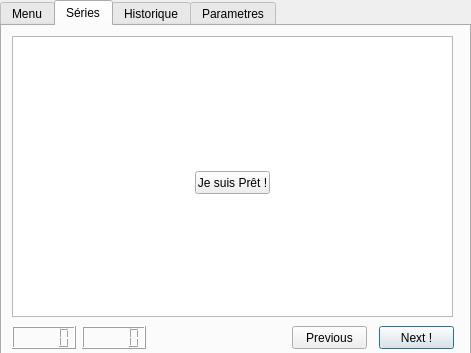
Old version of the form MainWindow.ui in the repository Tibo-Mouss/Sport_Coach.
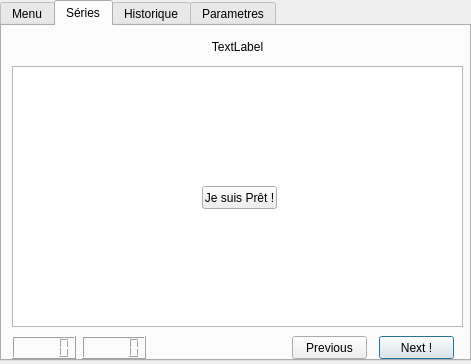
New version of the form. The open tabs and pages were chosen to show the change.

```diff
--- a/MainWindow.ui
+++ b/MainWindow.ui
@@ -7,7 +7,7 @@
     <x>0</x>
     <y>0</y>
     <width>471</width>
-    <height>353</height>
+    <height>364</height>
    </rect>
   </property>
   <property name="windowTitle">
@@ -64,26 +64,6 @@
     <attribute name="title">
      <string>Séries</string>
     </attribute>
-    <widget class="QTextBrowser" name="textDisplaySeries">
-     <property name="geometry">
-      <rect>
-       <x>10</x>
-       <y>10</y>
-       <width>441</width>
-       <height>281</height>
-      </rect>
-     </property>
-     <property name="autoFillBackground">
-      <bool>false</bool>
-     </property>
-     <property name="html">
-      <string>&lt;!DOCTYPE HTML PUBLIC &quot;-//W3C//DTD HTML 4.0//EN&quot; &quot;http://www.w3.org/TR/REC-html40/strict.dtd&quot;&gt;
-&lt;html&gt;&lt;head&gt;&lt;meta name=&quot;qrichtext&quot; content=&quot;1&quot; /&gt;&lt;style type=&quot;text/css&quot;&gt;
-p, li { white-space: pre-wrap; }
-&lt;/style&gt;&lt;/head&gt;&lt;body style=&quot; font-family:'MS Shell Dlg 2'; font-size:8.25pt; font-weight:400; font-style:normal;&quot;&gt;
-&lt;p style=&quot;-qt-paragraph-type:empty; margin-top:0px; margin-bottom:0px; margin-left:0px; margin-right:0px; -qt-block-indent:0; text-indent:0px; font-size:8pt;&quot;&gt;&lt;br /&gt;&lt;/p&gt;&lt;/body&gt;&lt;/html&gt;</string>
-     </property>
-    </widget>
     <widget class="QPushButton" name="B_NextSerie">
      <property name="enabled">
       <bool>true</bool>
@@ -91,7 +71,7 @@
      <property name="geometry">
       <rect>
        <x>377</x>
-       <y>300</y>
+       <y>310</y>
        <width>75</width>
        <height>23</height>
       </rect>
@@ -119,7 +99,7 @@
      <property name="geometry">
       <rect>
        <x>290</x>
-       <y>300</y>
+       <y>310</y>
        <width>75</width>
        <height>23</height>
       </rect>
@@ -132,7 +112,7 @@
      <property name="geometry">
       <rect>
        <x>10</x>
-       <y>300</y>
+       <y>310</y>
        <width>64</width>
        <height>23</height>
       </rect>
@@ -142,7 +122,7 @@
      <property name="geometry">
       <rect>
        <x>80</x>
-       <y>300</y>
+       <y>310</y>
        <width>64</width>
        <height>23</height>
       </rect>
@@ -151,8 +131,8 @@
     <widget class="QPushButton" name="B_SeriePret">
      <property name="geometry">
       <rect>
-       <x>193</x>
-       <y>145</y>
+       <x>200</x>
+       <y>160</y>
        <width>75</width>
        <height>23</height>
       </rect>
@@ -161,6 +141,63 @@
       <string>Je suis Prêt !</string>
      </property>
     </widget>
+    <widget class="QListWidget" name="textDisplaySeries">
+     <property name="geometry">
+      <rect>
+       <x>10</x>
+       <y>40</y>
+       <width>451</width>
+       <height>261</height>
+      </rect>
+     </property>
+     <property name="verticalScrollBarPolicy">
+      <enum>Qt::ScrollBarAlwaysOff</enum>
+     </property>
+     <property name="horizontalScrollBarPolicy">
+      <enum>Qt::ScrollBarAlwaysOff</enum>
+     </property>
+     <property name="autoScroll">
+      <bool>false</bool>
+     </property>
+     <property name="editTriggers">
+      <set>QAbstractItemView::NoEditTriggers</set>
+     </property>
+     <property name="defaultDropAction">
+      <enum>Qt::IgnoreAction</enum>
+     </property>
+     <property name="itemAlignment">
+      <set>Qt::AlignCenter</set>
+     </property>
+    </widget>
+    <widget class="QLabel" name="Label_phase_serie">
+     <property name="geometry">
+      <rect>
+       <x>140</x>
+       <y>0</y>
+       <width>191</width>
+       <height>41</height>
+      </rect>
+     </property>
+     <property name="sizePolicy">
+      <sizepolicy hsizetype="Fixed" vsizetype="Preferred">
+       <horstretch>0</horstretch>
+       <verstretch>0</verstretch>
+      </sizepolicy>
+     </property>
+     <property name="text">
+      <string>TextLabel</string>
+     </property>
+     <property name="alignment">
+      <set>Qt::AlignCenter</set>
+     </property>
+    </widget>
+    <zorder>textDisplaySeries</zorder>
+    <zorder>B_NextSerie</zorder>
+    <zorder>B_PreviousSerie</zorder>
+    <zorder>LCD_Minutes</zorder>
+    <zorder>LCD_Secondes</zorder>
+    <zorder>B_SeriePret</zorder>
+    <zorder>Label_phase_serie</zorder>
    </widget>
    <widget class="QWidget" name="tab_3">
     <property name="enabled">
```
Left out of the diff: 8 changed lines with no effect on the pictures.
